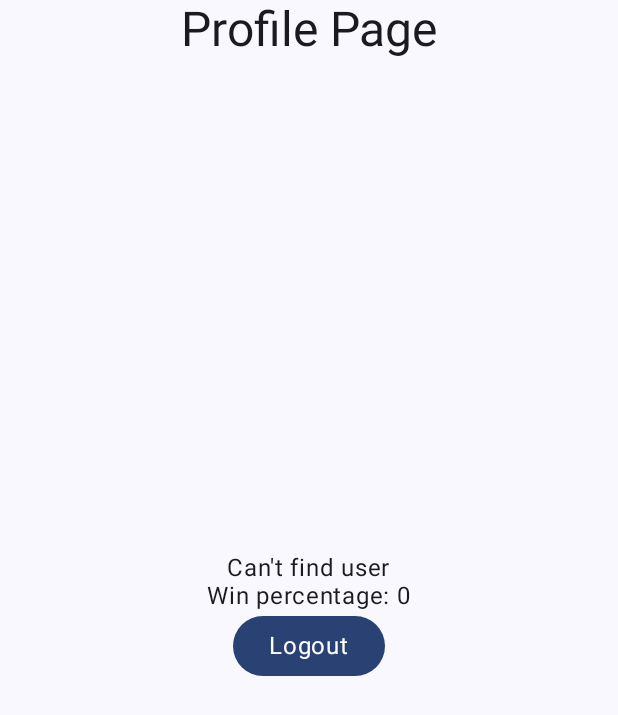
After one commit to UllernJ/Quiz-App, an Android app built with Jetpack Compose: the composable ProfilePage shown on its own in the app's theme, on a phone screen of 412 x 824 dp. The commit adds this screen. Shown: the top 715 px of the screen. Run offline under Robolectric (Android 15) with nearby library versions, the phone set to English and light mode, and no system bars.

Commit message:
Sample ProfilePage

```diff
--- a/app/src/main/java/hiof/mobilg11/quizapplication/LoginPage.kt
+++ b/app/src/main/java/hiof/mobilg11/quizapplication/LoginPage.kt
@@ -26,10 +26,11 @@ import androidx.compose.ui.unit.dp
 import androidx.compose.ui.unit.sp
 import androidx.navigation.NavController
 import com.google.firebase.auth.FirebaseAuth
+import hiof.mobilg11.quizapplication.model.User
 
 @OptIn(ExperimentalMaterial3Api::class)
 @Composable
-fun LoginPage(navController: NavController) {
+fun LoginPage(navController: NavController, onLogin: (User) -> Unit) {
     var password by remember {
         mutableStateOf("")
     }
@@ -38,6 +39,7 @@ fun LoginPage(navController: NavController) {
     }
     val auth: FirebaseAuth = FirebaseAuth.getInstance()
     val context = LocalContext.current
+    var user: User = User("test", 69, null) //todo fetch real user
 
     Column(
         modifier = Modifier
@@ -114,7 +116,7 @@ fun LoginPage(navController: NavController) {
                         .addOnCompleteListener { task ->
                             if (task.isSuccessful) {
                                 Toast.makeText(context, "Login successful", Toast.LENGTH_SHORT).show()
-                                //route to home page
+                                onLogin(user) //todo fetch real user
                             } else {
                                 Toast.makeText(context, "Login failed", Toast.LENGTH_SHORT).show()
                             }
--- /dev/null
+++ b/app/src/main/java/hiof/mobilg11/quizapplication/ProfilePage.kt
@@ -0,0 +1,63 @@
+package hiof.mobilg11.quizapplication
+
+import android.os.Bundle
+import androidx.activity.ComponentActivity
+import androidx.activity.compose.setContent
+import androidx.compose.foundation.layout.Arrangement
+import androidx.compose.foundation.layout.Column
+import androidx.compose.foundation.layout.fillMaxSize
+import androidx.compose.foundation.layout.padding
+import androidx.compose.material3.Button
+import androidx.compose.material3.MaterialTheme
+import androidx.compose.material3.Surface
+import androidx.compose.material3.Text
+import androidx.compose.runtime.Composable
+import androidx.compose.ui.Alignment
+import androidx.compose.ui.Modifier
+import androidx.compose.ui.tooling.preview.Preview
+import androidx.compose.ui.unit.dp
+import androidx.navigation.NavController
+import hiof.mobilg11.quizapplication.model.User
+import hiof.mobilg11.quizapplication.ui.theme.QuizApplicationTheme
+
+@Composable
+fun ProfilePage(navController: NavController, user: User? = null) {
+
+    Column(
+        modifier = Modifier
+            .fillMaxSize(),
+        horizontalAlignment = Alignment.CenterHorizontally
+    ) {
+        Text(
+            text = "Profile Page",
+            style = MaterialTheme.typography.headlineLarge
+        )
+    }
+
+    Column(
+        modifier = Modifier
+            .fillMaxSize(),
+        verticalArrangement = Arrangement.Center,
+        horizontalAlignment = Alignment.CenterHorizontally
+    ) {
+        Text(
+            text = if (user != null) "Username: ${user.username}" else "Can't find user",
+            style = MaterialTheme.typography.bodyLarge
+        )
+        Text(
+            text = if (user != null) "Win percentage: ${user.winPercentage}" else "Win percentage: 0",
+            style = MaterialTheme.typography.bodyLarge
+        )
+        Button(
+            onClick = {
+                navController.navigate(R.string.login_page_path.toString())
+            },
+        ) {
+            Text(
+                text = "Logout",
+                style = MaterialTheme.typography.bodyLarge
+            )
+        }
+    }
+
+}
--- a/app/src/main/res/values/strings.xml
+++ b/app/src/main/res/values/strings.xml
@@ -2,4 +2,5 @@
     <string name="app_name">Quiz Application</string>
     <string name="login_page_path">Login</string>
     <string name="register_page_path">register</string>
+    <string name="profile_page_path">profile</string>
 </resources>
```
Also changed, not shown: app/src/main/AndroidManifest.xml (+3 -6 lines), app/src/main/java/hiof/mobilg11/quizapplication/MainActivity.kt (+14 -1 lines), app/src/main/java/hiof/mobilg11/quizapplication/model/User.kt (added, +9 -0 lines).
